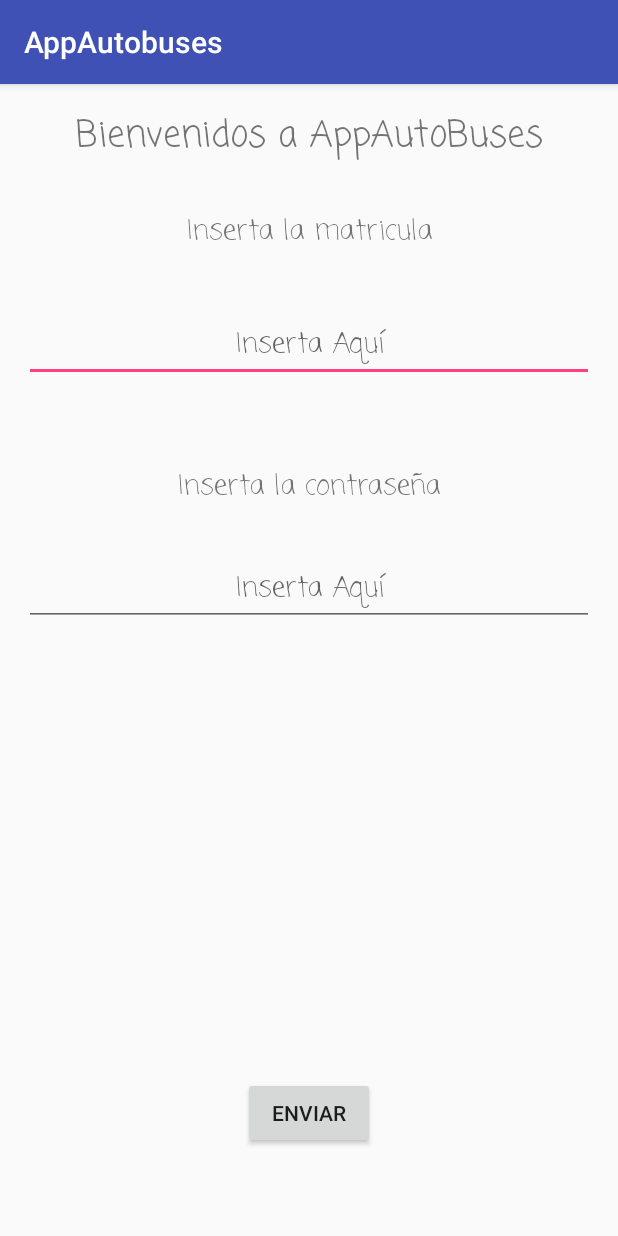
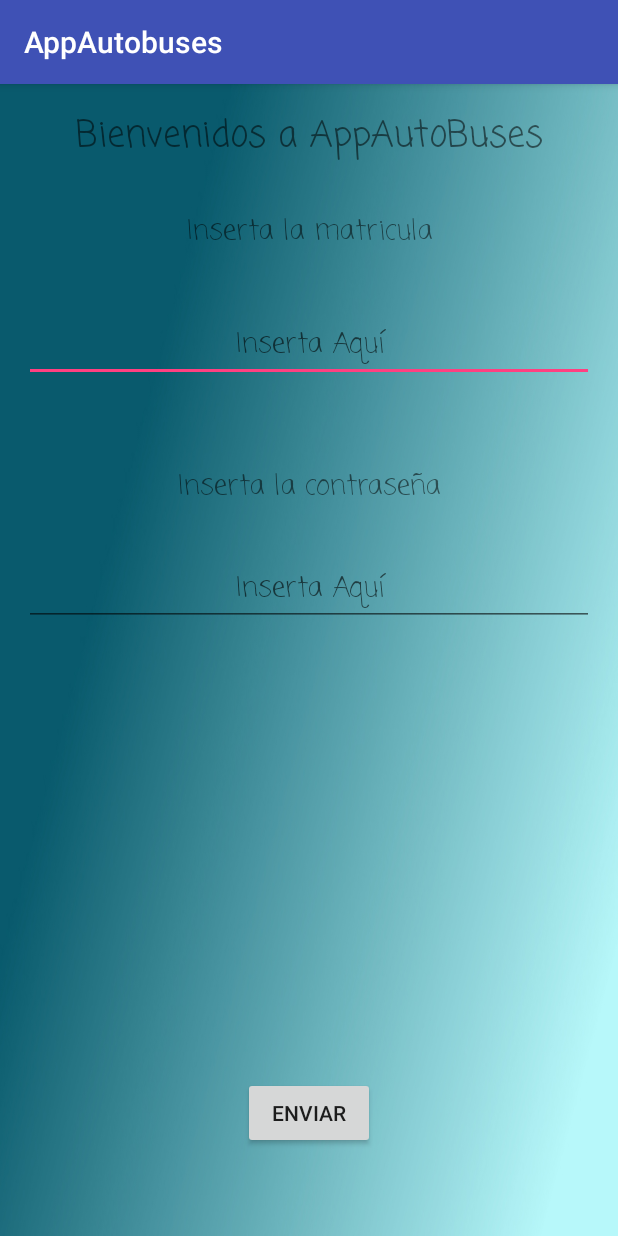
Before and after one commit to SergiGonzalezDAM/AppAutobuses, an Android app: the screen it shows after launch (MainActivity), on a phone screen of 412 x 824 dp. Run offline under Robolectric (Android 15) with nearby library versions, the phone set to English and light mode, and no system bars; 2 statements that could not run were skipped.

Commit message:
Fondo añadido

```diff
--- a/app/src/main/res/layout/activity_main.xml
+++ b/app/src/main/res/layout/activity_main.xml
@@ -8,7 +8,8 @@
     android:paddingLeft="@dimen/activity_horizontal_margin"
     android:paddingRight="@dimen/activity_horizontal_margin"
     android:paddingTop="@dimen/activity_vertical_margin"
-    tools:context="com.sergigonzalez.appautobuses.MainActivity">
+    tools:context="com.sergigonzalez.appautobuses.MainActivity"
+    android:background="@drawable/fondo">
 
     <TextView
         android:layout_width="match_parent"
```
Also changed, not shown: app/src/main/res/drawable/fondo.jpg (added).
